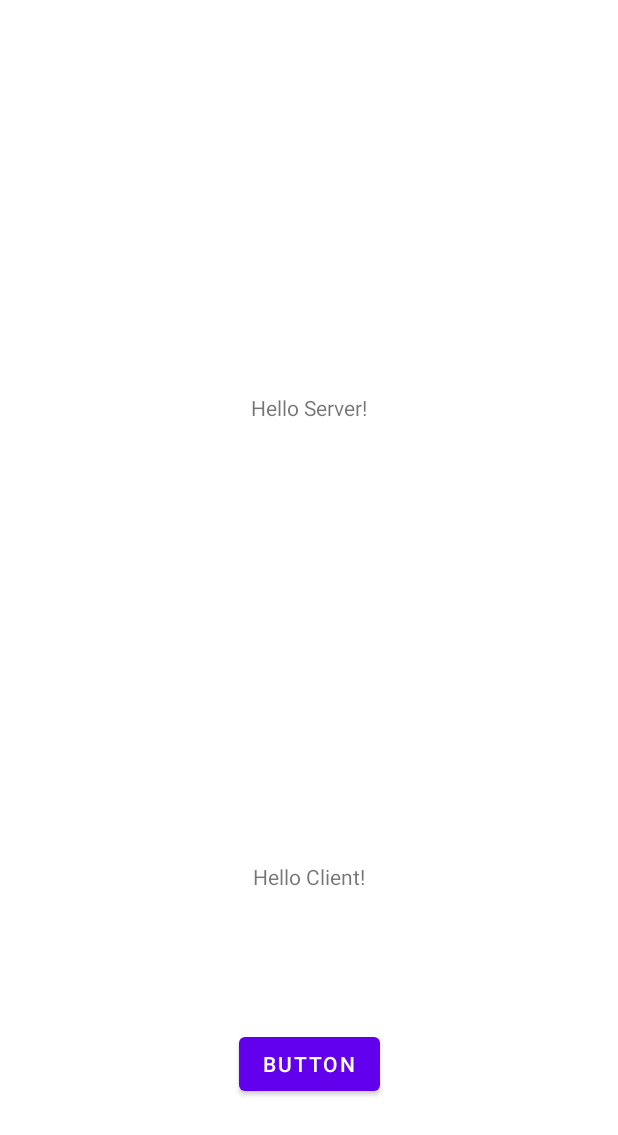
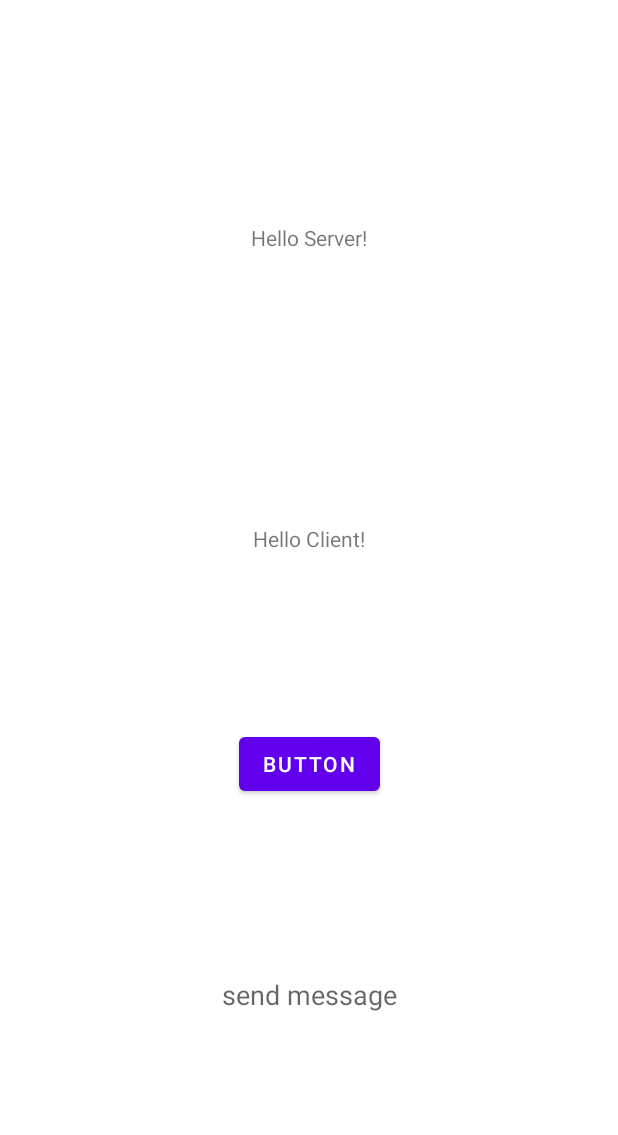
Before and after one commit to seabat/android-network-samples, an Android app: the layout activity_main.xml on its own in the app's theme, with its tools: preview values and no code run, on a phone screen of 412 x 824 dp. Shown: the top 1135 px of the screen. Run offline under Robolectric (Android 15) with nearby library versions, the phone set to English and light mode, and no system bars.

Commit message:
画面で入力した文字列を socket で送信

```diff
--- a/ndk-socket/app/src/main/res/layout/activity_main.xml
+++ b/ndk-socket/app/src/main/res/layout/activity_main.xml
@@ -28,7 +28,7 @@
         app:layout_constraintEnd_toEndOf="parent"
         app:layout_constraintStart_toStartOf="parent"
         app:layout_constraintTop_toBottomOf="@+id/server_text"
-        app:layout_constraintBottom_toBottomOf="parent"
+        app:layout_constraintBottom_toTopOf="@+id/send_button"
         />
 
     <Button
@@ -36,10 +36,26 @@
         android:layout_width="wrap_content"
         android:layout_height="wrap_content"
         android:text="Button"
-        app:layout_constraintBottom_toBottomOf="parent"
+        app:layout_constraintTop_toBottomOf="@+id/client_text"
+        app:layout_constraintBottom_toTopOf="@+id/edit_text"
         app:layout_constraintEnd_toEndOf="parent"
         app:layout_constraintStart_toStartOf="parent"
-        app:layout_constraintTop_toBottomOf="@+id/client_text" />
+        />
+
+    <EditText
+        android:id="@+id/edit_text"
+        android:hint="send message"
+        android:autofillHints="send message"
+        android:inputType="text"
+        android:layout_width="wrap_content"
+        android:layout_height="wrap_content"
+        android:layout_marginBottom="32dp"
+        android:background="#ffffff"
+        app:layout_constraintTop_toBottomOf="@+id/send_button"
+        app:layout_constraintBottom_toBottomOf="parent"
+        app:layout_constraintLeft_toLeftOf="parent"
+        app:layout_constraintRight_toRightOf="parent"
+        />
 
 
 </androidx.constraintlayout.widget.ConstraintLayout>
```
Also changed, not shown: ndk-socket/app/src/main/java/dev/seabat/socket/MainActivity.kt (+6 -6 lines), 6 other files.
